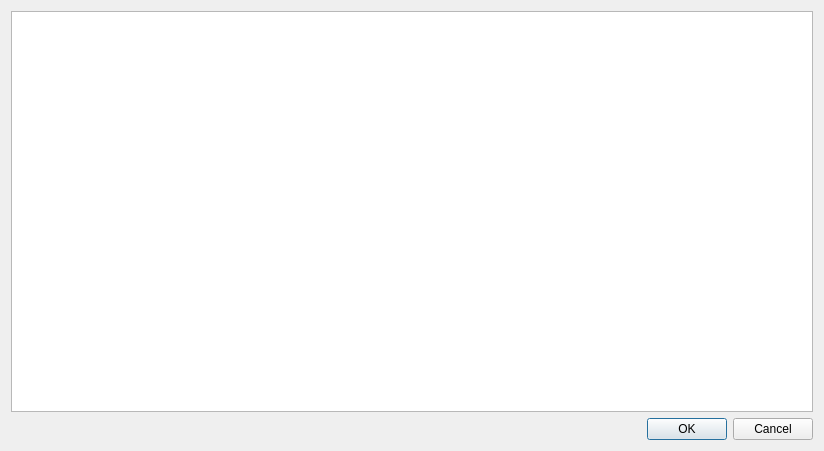
Above: TournamentManager/errormessagesdialog.ui from BarsukAlexey/xelarogi before the change. Below: the same form after it.
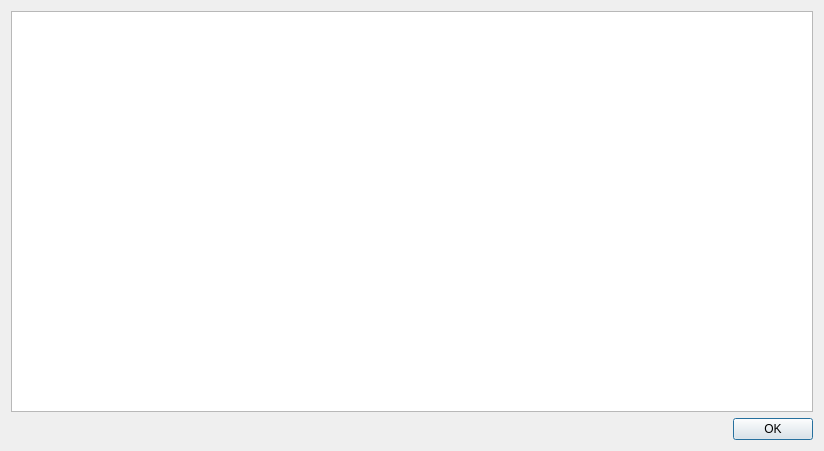
That is the form after the change.

Patch:
```diff
--- a/TournamentManager/errormessagesdialog.ui
+++ b/TournamentManager/errormessagesdialog.ui
@@ -23,7 +23,7 @@
       <enum>Qt::Horizontal</enum>
      </property>
      <property name="standardButtons">
-      <set>QDialogButtonBox::Cancel|QDialogButtonBox::Ok</set>
+      <set>QDialogButtonBox::Ok</set>
      </property>
     </widget>
    </item>
```
